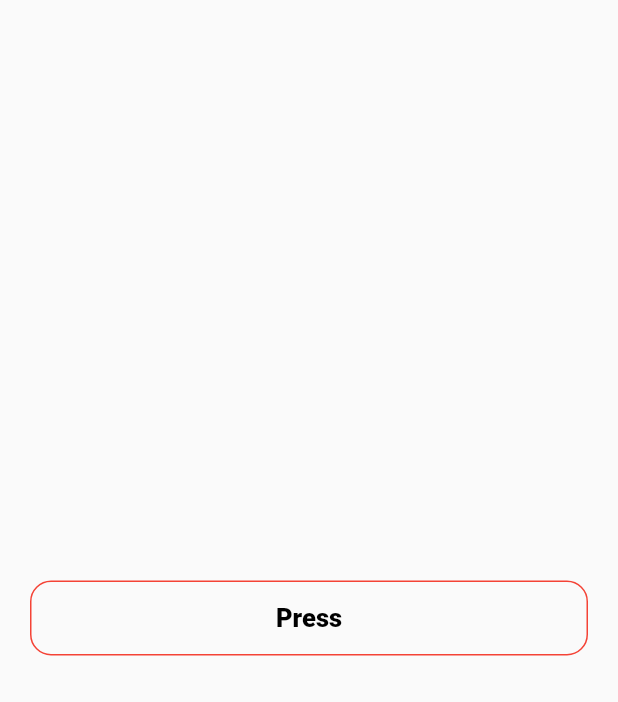
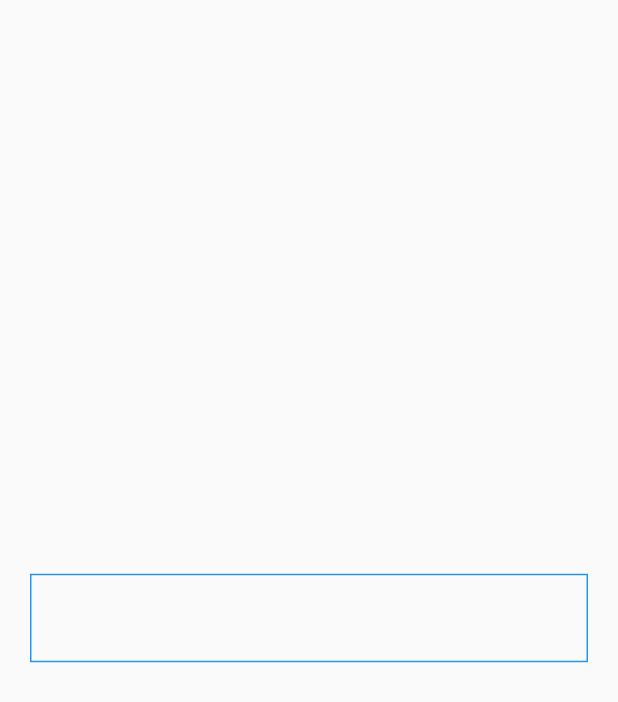
Before and after one commit to linhxeom1996/My_UI, a Flutter app: the screen it shows after launch, on a phone screen of 412 x 824 dp. Shown: the top 702 px of the screen. Run offline on Flutter 3.47's test engine with Material 2 defaults, Android fonts, the phone set to English and light mode, and no system bars; our stand-ins replace dropdown_button2, easy_localization, flutter_bloc, hive_flutter, modal_bottom_sheet, pinput; accounts and stored records are empty.

Commit message:
edit text field

```diff
--- a/code_base/lib/base/button_base.dart
+++ b/code_base/lib/base/button_base.dart
@@ -38,7 +38,6 @@ class ButtonBase extends StatelessWidget {
 
   @override
   Widget build(BuildContext context) {
-    log("check color: $colorBorder");
     return Padding(
       padding: EdgeInsets.symmetric(
           horizontal: hozirontal ?? AppDimens.horizontalCommon),
@@ -51,10 +50,10 @@ class ButtonBase extends StatelessWidget {
                   onPressed();
                 },
                 style: OutlinedButton.styleFrom(
-                  side:
-                      BorderSide(color: colorBorder ?? AppColor.bgButtonColor),
+                  side: BorderSide(color: colorBorder ?? AppColor.mainColor),
                   shape: RoundedRectangleBorder(
-                      borderRadius: BorderRadius.circular(radius ?? 0)),
+                      borderRadius: BorderRadius.circular(
+                          radius ?? AppDimens.buttonRadius)),
                 ),
                 child: Text(
                   text,
@@ -70,8 +69,8 @@ class ButtonBase extends StatelessWidget {
                   onPressed();
                 },
                 style: ElevatedButton.styleFrom(
-                    backgroundColor: backgroundColor ?? AppColor.bgButtonColor,
-                    foregroundColor: backgroundColor ?? AppColor.bgButtonColor,
+                    backgroundColor: backgroundColor ?? AppColor.mainColor,
+                    foregroundColor: backgroundColor ?? AppColor.mainColor,
                     shape: RoundedRectangleBorder(
                       borderRadius: BorderRadius.circular(radius ?? 0),
                     )),
--- a/code_base/lib/base/text_field_base.dart
+++ b/code_base/lib/base/text_field_base.dart
@@ -1,4 +1,9 @@
+import 'dart:developer';
+
+import 'package:code_base/theme/colors.dart';
 import 'package:flutter/material.dart';
+
+import '../theme/dimens.dart';
 
 class TextFieldBase extends StatelessWidget {
   final TextEditingController? controller;
@@ -32,6 +37,7 @@ class TextFieldBase extends StatelessWidget {
   final Color? colorBorder;
   final double? radiusBorder;
   final bool? underBorder;
+  final double? hozirontal;
   const TextFieldBase(
       {this.controller,
       this.obscureText,
@@ -63,12 +69,16 @@ class TextFieldBase extends StatelessWidget {
       this.suffixSize,
       this.colorBorder,
       this.radiusBorder,
-      this.underBorder,
+      this.underBorder = false,
+      this.hozirontal,
       super.key});
 
   @override
   Widget build(BuildContext context) {
-    return TextFormField(
+    return Padding(
+      padding: EdgeInsets.symmetric(
+          horizontal: hozirontal ?? AppDimens.horizontalCommon),
+      child: TextFormField(
         controller: controller,
         obscureText: obscureText ?? false,
         cursorColor: cursorColor,
@@ -95,30 +105,35 @@ class TextFieldBase extends StatelessWidget {
                 fontWeight: fontWeightlabel,
               ),
           errorText: errorText,
-        prefixIcon: Icon(prefixIcon, color: prefixColor, size: prefixSize),
-        suffixIcon: GestureDetector(
-          onTap: () => tabSuffixIcon,
+          prefixIcon: prefixIcon != null
+              ? Icon(prefixIcon, color: prefixColor, size: prefixSize)
+              : null,
+          suffixIcon: suffixIcon != null
+              ? GestureDetector(
+                  onTap: () {
+                    tabSuffixIcon!();
+                  },
                   child: Icon(suffixIcon, color: suffixColor, size: suffixSize),
+                )
+              : null,
+          enabledBorder: border(colorBorder, radiusBorder, underBorder),
+          focusedBorder: border(colorBorder, radiusBorder, underBorder),
         ),
-        enabledBorder:
-            border(colorBorder, radiusBorder, underBorder: underBorder),
-        focusedBorder:
-            border(colorBorder, radiusBorder, underBorder: underBorder),
       ),
     );
   }
 
-  InputBorder border(Color? colorBorder, double? radiusBorder,
-      {bool? underBorder = false}) {
-    return underBorder!
+  InputBorder border(
+      Color? colorBorder, double? radiusBorder, bool? underBorder) {
+    return underBorder == true
         ? UnderlineInputBorder(
             borderSide: BorderSide(
-              color: colorBorder ?? const Color(0xFF000000),
+              color: colorBorder ?? AppColor.mainColor,
             ),
           )
         : OutlineInputBorder(
             borderSide: BorderSide(
-              color: colorBorder ?? const Color(0xFF000000),
+              color: colorBorder ?? AppColor.mainColor,
             ),
             borderRadius: BorderRadius.circular(radiusBorder ?? 0),
           );
--- a/code_base/lib/screens/page_home/home_page.dart
+++ b/code_base/lib/screens/page_home/home_page.dart
@@ -1,4 +1,5 @@
 import 'package:code_base/screens/widgets/button_widget.dart';
+import 'package:code_base/screens/widgets/text_field_widget.dart';
 import 'package:flutter/material.dart';
 
 class HomePage extends StatelessWidget {
@@ -11,7 +12,7 @@ class HomePage extends StatelessWidget {
         child: Column(
           mainAxisAlignment: MainAxisAlignment.center,
           children: const [
-            ButtonCommon(),
+            TextFieldCommon(),
           ],
         ),
       ),
--- a/code_base/lib/screens/widgets/button_widget.dart
+++ b/code_base/lib/screens/widgets/button_widget.dart
@@ -1,5 +1,3 @@
-import 'dart:developer';
-
 import 'package:code_base/base/button_base.dart';
 import 'package:flutter/material.dart';
 
@@ -9,15 +7,8 @@ class ButtonCommon extends StatelessWidget {
   @override
   Widget build(BuildContext context) {
     return ButtonBase(
-      text: "Press",
-      fontweightText: FontWeight.w800,
-      sizeText: 17,
-      colorText: Colors.black,
-      radius: 14,
-      outlineButton: true,
-      onPressed: () {
-        log("check press");
-      },
+      text: "",
+      onPressed: () {},
     );
   }
 }
--- /dev/null
+++ b/code_base/lib/screens/widgets/text_field_widget.dart
@@ -0,0 +1,13 @@
+import 'dart:developer';
+
+import 'package:code_base/base/text_field_base.dart';
+import 'package:flutter/material.dart';
+
+class TextFieldCommon extends StatelessWidget {
+  const TextFieldCommon({super.key});
+
+  @override
+  Widget build(BuildContext context) {
+    return const TextFieldBase();
+  }
+}
--- a/code_base/lib/theme/dimens.dart
+++ b/code_base/lib/theme/dimens.dart
@@ -27,7 +27,7 @@ class AppDimens {
   static const buttonHeight = 50.0;
   static const buttonBorder = 8.0;
   static const buttonSizeText = 18.0;
-  static const buttonRadius = 40.0;
+  static const buttonRadius = 8.0;
 
   //text field
   static const textFieldRadius = 8.0;
```
Lines whose indentation alone changed are shown as unchanged.
